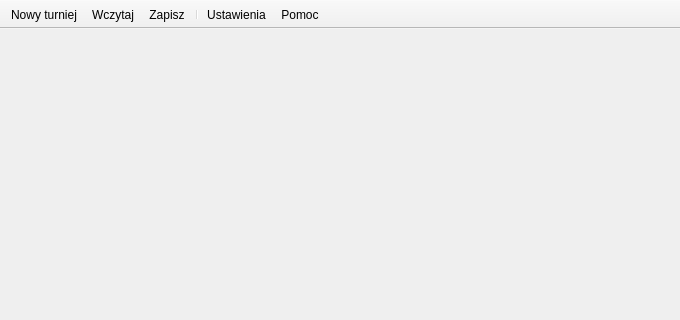
Above: qtdesignerfiles/mainwindow.ui from Unknown22/Tournament-Manager before the change; both pictures show x 0 to 680 and y 0 to 320 of the 680 by 680 pixel window. Below: the same form after it.
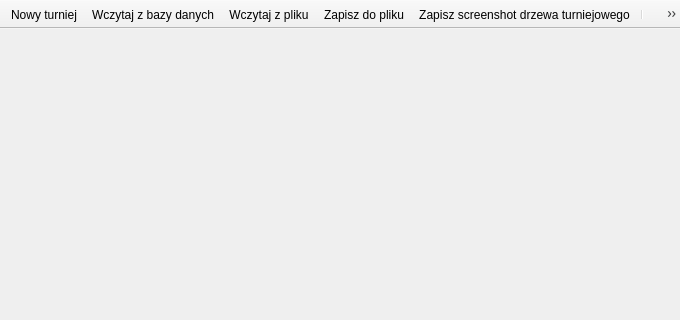
That is the form after the change. Icons and pictures are not drawn.

Commit message: Dodano nowe przyciski oraz zapisywanie screenshota drzewka turniejowego

Patch:
```diff
--- a/qtdesignerfiles/mainwindow.ui
+++ b/qtdesignerfiles/mainwindow.ui
@@ -54,8 +54,10 @@
     <bool>false</bool>
    </attribute>
    <addaction name="actionNowy_turniej"/>
-   <addaction name="actionWczytaj"/>
-   <addaction name="actionZapisz"/>
+   <addaction name="actionWczytaj_z_bazy_danych"/>
+   <addaction name="actionWczytaj_z_pliku"/>
+   <addaction name="actionZapisz_do_pliku"/>
+   <addaction name="actionZapisz_screenshot_drzewa_turniejowego"/>
    <addaction name="separator"/>
    <addaction name="actionUstawienia"/>
    <addaction name="actionPomoc"/>
@@ -78,24 +80,6 @@
     <string>Nowy turniej</string>
    </property>
   </action>
-  <action name="actionZapisz">
-   <property name="icon">
-    <iconset>
-     <normaloff>ui_files/icons/save2.png</normaloff>ui_files/icons/save2.png</iconset>
-   </property>
-   <property name="text">
-    <string>Zapisz</string>
-   </property>
-  </action>
-  <action name="actionWczytaj">
-   <property name="icon">
-    <iconset>
-     <normaloff>ui_files/icons/load.png</normaloff>ui_files/icons/load.png</iconset>
-   </property>
-   <property name="text">
-    <string>Wczytaj</string>
-   </property>
-  </action>
   <action name="actionPomoc">
    <property name="icon">
     <iconset>
@@ -105,6 +89,42 @@
     <string>Pomoc</string>
    </property>
   </action>
+  <action name="actionWczytaj_z_pliku">
+   <property name="icon">
+    <iconset>
+     <normaloff>ui_files/icons/load.png</normaloff>ui_files/icons/load.png</iconset>
+   </property>
+   <property name="text">
+    <string>Wczytaj z pliku</string>
+   </property>
+  </action>
+  <action name="actionWczytaj_z_bazy_danych">
+   <property name="icon">
+    <iconset>
+     <normaloff>ui_files/icons/database.png</normaloff>ui_files/icons/database.png</iconset>
+   </property>
+   <property name="text">
+    <string>Wczytaj z bazy danych</string>
+   </property>
+  </action>
+  <action name="actionZapisz_screenshot_drzewa_turniejowego">
+   <property name="icon">
+    <iconset>
+     <normaloff>ui_files/icons/camera.png</normaloff>ui_files/icons/camera.png</iconset>
+   </property>
+   <property name="text">
+    <string>Zapisz screenshot drzewa turniejowego</string>
+   </property>
+  </action>
+  <action name="actionZapisz_do_pliku">
+   <property name="icon">
+    <iconset>
+     <normaloff>ui_files/icons/save2.png</normaloff>ui_files/icons/save2.png</iconset>
+   </property>
+   <property name="text">
+    <string>Zapisz do pliku</string>
+   </property>
+  </action>
  </widget>
  <resources/>
  <connections/>
```
The commit also changes 10 other files.
